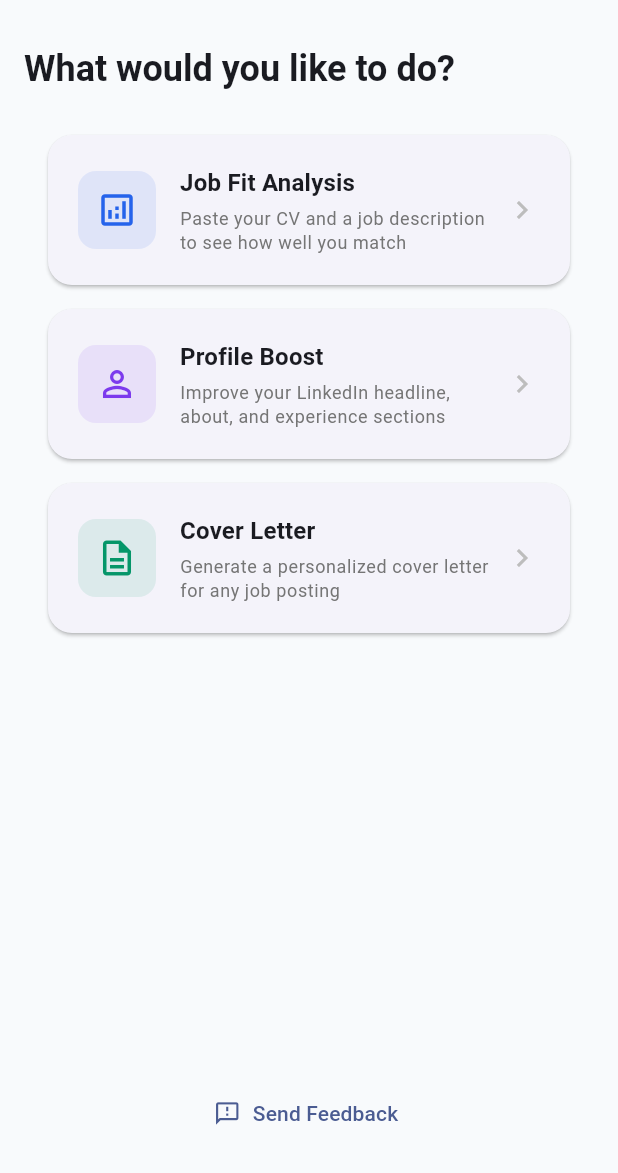
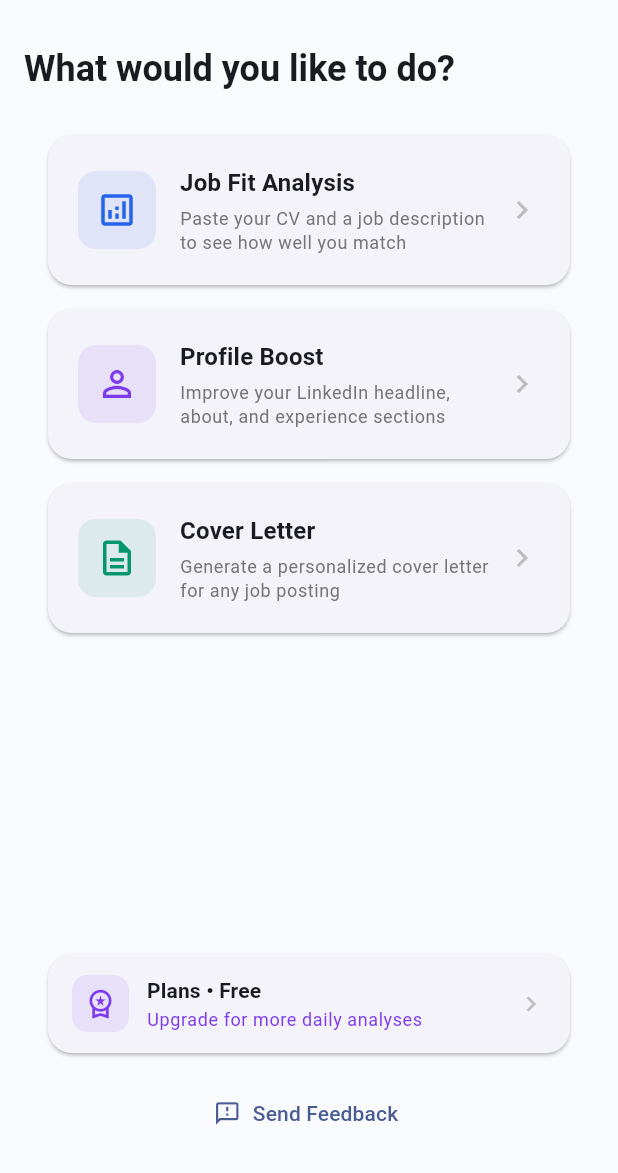
Before and after one commit to ionutc19/job-pack, a Flutter app: the HomeScreen screen opened by its route, on a phone screen of 412 x 824 dp, the part 63-1236 px from its top. Run offline on Flutter 3.47's test engine with Material 3 defaults, Android fonts, the phone set to English and light mode, and no system bars; our stand-ins replace shared_preferences; accounts and stored records are empty.

Commit message:
Add Plans banner to home screen, hide dev settings in release builds
Home screen:
- Convert to StatefulWidget to fetch current subscription tier
- Add compact _PlanBanner widget above Send Feedback button
- Shows "Plans • Free/Premium/Pro" with upgrade CTA for free users
- Taps through to existing /plans screen
- Uses existing purple accent color and card style

Settings screen:
- Gate Mock Services, Base URL, and Connection Status behind kDebugMode
- These are only visible in debug builds, completely removed in release
- All other settings (language, plans, user ID, feedback, privacy) unchanged

Localization:
- Add planUpgradeCta string in English and Romanian

Co-Authored-By: Claude Opus 4.6 <noreply@anthropic.com>
Claude-Session: https://claude.ai/code/session_01H5SnKZQeHwcEm8VdNSfue8

```diff
--- a/mobile/lib/l10n/app_localizations.dart
+++ b/mobile/lib/l10n/app_localizations.dart
@@ -154,6 +154,7 @@ class AppLocalizations {
   String upgradeTo(String plan) => get('upgradeTo').replaceAll('{plan}', plan);
   String get billingNote => get('billingNote');
   String get billingComingSoon => get('billingComingSoon');
+  String get planUpgradeCta => get('planUpgradeCta');
 
   // Privacy
   String get privacyTitle => get('privacyTitle');
@@ -291,6 +292,7 @@ class AppLocalizations {
     'upgradeTo': 'Upgrade to {plan}',
     'billingNote': 'Billing integration coming soon. Plans shown for preview.',
     'billingComingSoon': 'Billing is not yet available. Coming soon!',
+    'planUpgradeCta': 'Upgrade for more daily analyses',
 
     // Privacy
     'privacyTitle': 'Privacy & Legal',
@@ -429,6 +431,7 @@ class AppLocalizations {
     'upgradeTo': 'Treci la {plan}',
     'billingNote': 'Integrarea facturării vine în curând. Planurile sunt afișate pentru previzualizare.',
     'billingComingSoon': 'Facturarea nu este încă disponibilă. În curând!',
+    'planUpgradeCta': 'Upgradează pentru mai multe analize zilnice',
 
     // Privacy
     'privacyTitle': 'Confidențialitate și Legal',
--- a/mobile/lib/screens/home_screen.dart
+++ b/mobile/lib/screens/home_screen.dart
@@ -1,9 +1,48 @@
 import 'package:flutter/material.dart';
+import '../config/app_config.dart';
 import '../l10n/app_localizations.dart';
+import '../services/service_locator.dart';
 import '../widgets/language_dropdown.dart';
 
-class HomeScreen extends StatelessWidget {
+class HomeScreen extends StatefulWidget {
   const HomeScreen({super.key});
+
+  @override
+  State<HomeScreen> createState() => _HomeScreenState();
+}
+
+class _HomeScreenState extends State<HomeScreen> {
+  String _currentTier = 'free';
+
+  @override
+  void initState() {
+    super.initState();
+    if (!AppConfig.useMockServices) {
+      _fetchTier();
+    }
+  }
+
+  Future<void> _fetchTier() async {
+    try {
+      final data = await ServiceLocator().api.getEntitlements();
+      if (mounted) {
+        setState(() {
+          _currentTier = data['tier'] as String? ?? 'free';
+        });
+      }
+    } catch (_) {}
+  }
+
+  String _tierLabel(AppLocalizations l) {
+    switch (_currentTier) {
+      case 'premium':
+        return l.planPremium;
+      case 'pro':
+        return l.planPro;
+      default:
+        return l.planFree;
+    }
+  }
 
   @override
   Widget build(BuildContext context) {
@@ -53,6 +92,12 @@ class HomeScreen extends StatelessWidget {
               onTap: () => Navigator.pushNamed(context, '/cover-letter'),
             ),
             const Spacer(),
+            _PlanBanner(
+              tierLabel: _tierLabel(l),
+              isFree: _currentTier == 'free',
+              onTap: () => Navigator.pushNamed(context, '/plans'),
+            ),
+            const SizedBox(height: 8),
             Center(
               child: TextButton.icon(
                 onPressed: () => Navigator.pushNamed(context, '/feedback'),
@@ -129,3 +174,71 @@ class _HomeCard extends StatelessWidget {
     );
   }
 }
+
+class _PlanBanner extends StatelessWidget {
+  final String tierLabel;
+  final bool isFree;
+  final VoidCallback onTap;
+
+  const _PlanBanner({
+    required this.tierLabel,
+    required this.isFree,
+    required this.onTap,
+  });
+
+  @override
+  Widget build(BuildContext context) {
+    final l = AppLocalizations.of(context);
+    const color = Color(0xFF7C3AED);
+
+    return Card(
+      child: InkWell(
+        onTap: onTap,
+        borderRadius: BorderRadius.circular(16),
+        child: Padding(
+          padding: const EdgeInsets.symmetric(horizontal: 16, vertical: 14),
+          child: Row(
+            children: [
+              Container(
+                padding: const EdgeInsets.all(8),
+                decoration: BoxDecoration(
+                  color: color.withOpacity(0.1),
+                  borderRadius: BorderRadius.circular(10),
+                ),
+                child: const Icon(
+                  Icons.workspace_premium_outlined,
+                  color: color,
+                  size: 22,
+                ),
+              ),
+              const SizedBox(width: 12),
+              Expanded(
+                child: Column(
+                  crossAxisAlignment: CrossAxisAlignment.start,
+                  children: [
+                    Text(
+                      '${l.plans} • $tierLabel',
+                      style: Theme.of(context).textTheme.titleSmall?.copyWith(
+                            fontWeight: FontWeight.w600,
+                          ),
+                    ),
+                    if (isFree) ...[
+                      const SizedBox(height: 2),
+                      Text(
+                        l.planUpgradeCta,
+                        style: Theme.of(context).textTheme.bodySmall?.copyWith(
+                              color: color,
+                            ),
+                      ),
+                    ],
+                  ],
+                ),
+              ),
+              Icon(Icons.chevron_right, color: Colors.grey.shade400, size: 20),
+            ],
+          ),
+        ),
+      ),
+    );
+  }
+}
--- a/mobile/lib/screens/settings_screen.dart
+++ b/mobile/lib/screens/settings_screen.dart
@@ -1,3 +1,4 @@
+import 'package:flutter/foundation.dart';
 import 'package:flutter/material.dart';
 import 'package:provider/provider.dart';
 import '../config/app_config.dart';
@@ -88,6 +89,7 @@ class _SettingsScreenState extends State<SettingsScreen> {
             subtitle: Text(langProvider.locale.languageCode == 'ro' ? l.romanian : l.english),
             trailing: const LanguageDropdown(),
           ),
+          if (kDebugMode)
             ListTile(
               leading: const Icon(Icons.science_outlined),
               title: Text(l.mockServices),
@@ -116,6 +118,7 @@ class _SettingsScreenState extends State<SettingsScreen> {
               ),
             ),
           ),
+          if (kDebugMode) ...[
             _SectionHeader(title: l.backend),
             ListTile(
               leading: const Icon(Icons.dns_outlined),
@@ -140,6 +143,7 @@ class _SettingsScreenState extends State<SettingsScreen> {
                 child: Text(l.test),
               ),
             ),
+          ],
           _SectionHeader(title: l.support),
           ListTile(
             leading: const Icon(Icons.feedback_outlined),
```
Lines whose indentation alone changed are shown as unchanged.
